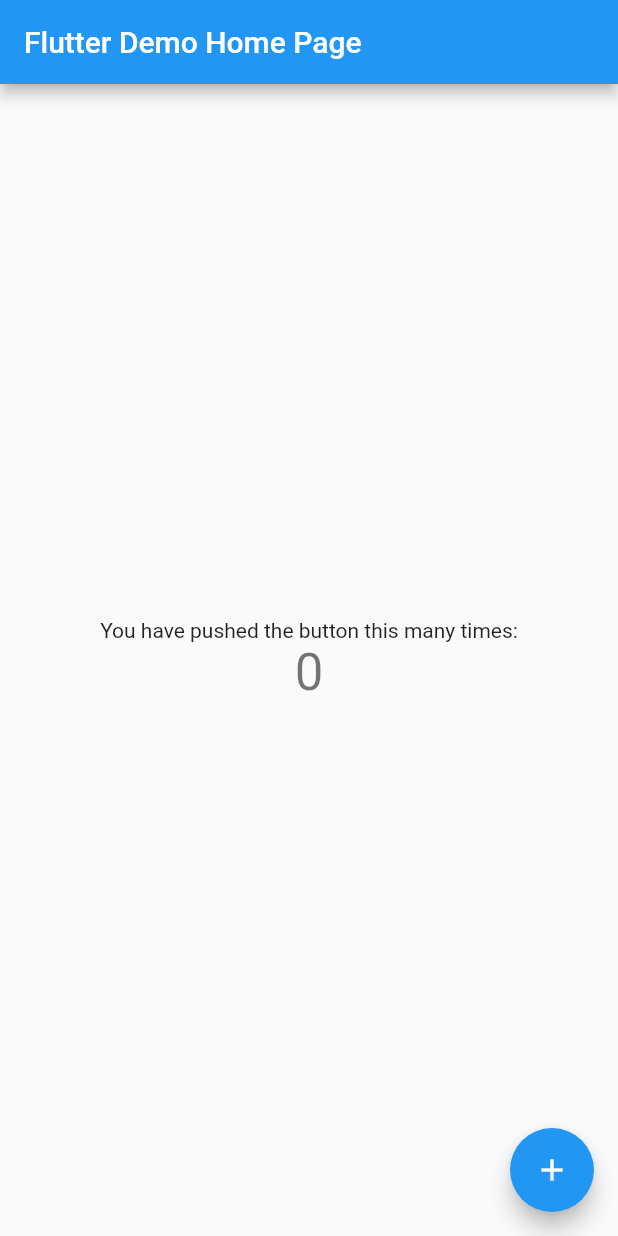
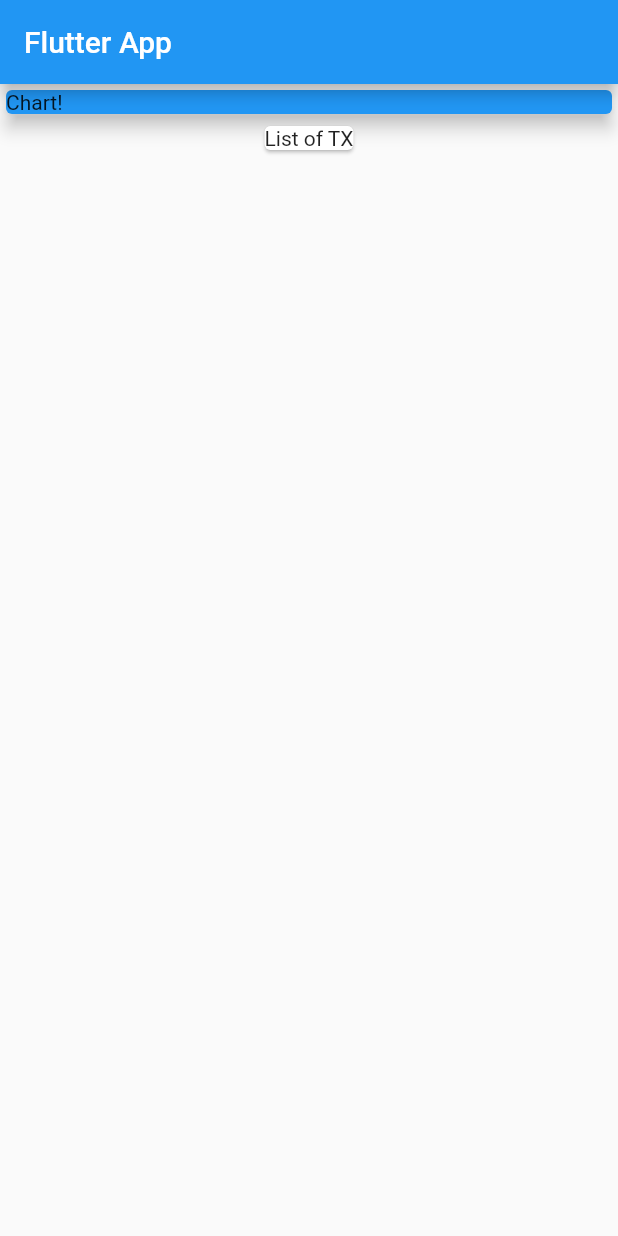
Before and after one commit to ridwandevs/flutter-learn-02, a Flutter app: the screen it shows after launch, on a phone screen of 412 x 824 dp. Run offline on Flutter 3.47's test engine with Material 2 defaults, Android fonts, the phone set to English and light mode, and no system bars.

Commit message:
topic 71

```diff
--- a/lib/main.dart
+++ b/lib/main.dart
@@ -1,113 +1,38 @@
 import 'package:flutter/material.dart';
 
-void main() {
-  runApp(MyApp());
-}
+void main() => runApp(MyApp());
 
 class MyApp extends StatelessWidget {
-  // This widget is the root of your application.
   @override
   Widget build(BuildContext context) {
     return MaterialApp(
-      title: 'Flutter Demo',
-      theme: ThemeData(
-        // This is the theme of your application.
-        //
-        // Try running your application with "flutter run". You'll see the
-        // application has a blue toolbar. Then, without quitting the app, try
-        // changing the primarySwatch below to Colors.green and then invoke
-        // "hot reload" (press "r" in the console where you ran "flutter run",
-        // or simply save your changes to "hot reload" in a Flutter IDE).
-        // Notice that the counter didn't reset back to zero; the application
-        // is not restarted.
-        primarySwatch: Colors.blue,
-      ),
-      home: MyHomePage(title: 'Flutter Demo Home Page'),
+      title: 'Flutter App',
+      home: MyHomePage(),
     );
   }
 }
 
-class MyHomePage extends StatefulWidget {
-  MyHomePage({Key key, this.title}) : super(key: key);
-
-  // This widget is the home page of your application. It is stateful, meaning
-  // that it has a State object (defined below) that contains fields that affect
-  // how it looks.
-
-  // This class is the configuration for the state. It holds the values (in this
-  // case the title) provided by the parent (in this case the App widget) and
-  // used by the build method of the State. Fields in a Widget subclass are
-  // always marked "final".
-
-  final String title;
-
-  @override
-  _MyHomePageState createState() => _MyHomePageState();
-}
-
-class _MyHomePageState extends State<MyHomePage> {
-  int _counter = 0;
-
-  void _incrementCounter() {
-    setState(() {
-      // This call to setState tells the Flutter framework that something has
-      // changed in this State, which causes it to rerun the build method below
-      // so that the display can reflect the updated values. If we changed
-      // _counter without calling setState(), then the build method would not be
-      // called again, and so nothing would appear to happen.
-      _counter++;
-    });
-  }
-
+class MyHomePage extends StatelessWidget {
   @override
   Widget build(BuildContext context) {
-    // This method is rerun every time setState is called, for instance as done
-    // by the _incrementCounter method above.
-    //
-    // The Flutter framework has been optimized to make rerunning build methods
-    // fast, so that you can just rebuild anything that needs updating rather
-    // than having to individually change instances of widgets.
     return Scaffold(
-      appBar: AppBar(
-        // Here we take the value from the MyHomePage object that was created by
-        // the App.build method, and use it to set our appbar title.
-        title: Text(widget.title),
-      ),
-      body: Center(
-        // Center is a layout widget. It takes a single child and positions it
-        // in the middle of the parent.
-        child: Column(
-          // Column is also a layout widget. It takes a list of children and
-          // arranges them vertically. By default, it sizes itself to fit its
-          // children horizontally, and tries to be as tall as its parent.
-          //
-          // Invoke "debug painting" (press "p" in the console, choose the
-          // "Toggle Debug Paint" action from the Flutter Inspector in Android
-          // Studio, or the "Toggle Debug Paint" command in Visual Studio Code)
-          // to see the wireframe for each widget.
-          //
-          // Column has various properties to control how it sizes itself and
-          // how it positions its children. Here we use mainAxisAlignment to
-          // center the children vertically; the main axis here is the vertical
-          // axis because Columns are vertical (the cross axis would be
-          // horizontal).
-          mainAxisAlignment: MainAxisAlignment.center,
+        appBar: AppBar(
+          title: Text('Flutter App'),
+        ),
+        body: Column(
           children: <Widget>[
-            Text(
-              'You have pushed the button this many times:',
+            Container(
+              width: double.infinity,
+              child: Card(
+                color: Colors.blue,
+                child: Text('Chart!'),
+                elevation: 5,
+              ),
             ),
-            Text(
-              '$_counter',
-              style: Theme.of(context).textTheme.headline4,
-            ),
+            Card(
+              child: Text('List of TX'),
+            )
           ],
-        ),
-      ),
-      floatingActionButton: FloatingActionButton(
-        onPressed: _incrementCounter,
-        tooltip: 'Increment',
-        child: Icon(Icons.add),
-      ), // This trailing comma makes auto-formatting nicer for build methods.
-    );
+        ));
   }
 }
```
Also changed, not shown: 3 other files.
